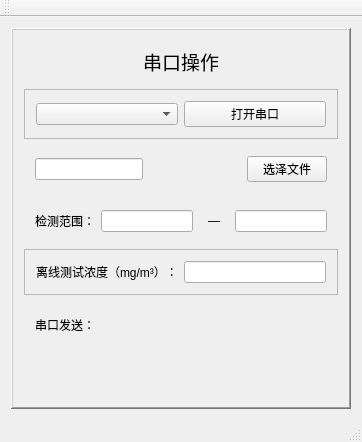
Before: the Qt Designer form SerialPort/SerialPort.ui in adum-create/serial-port, drawn with Qt 5.
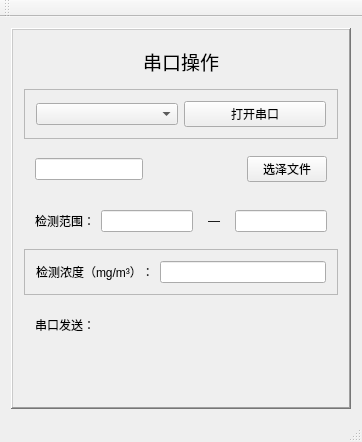
After: the same form once the commit is applied.

Commit message: 更改ui界面

```diff
--- a/SerialPort/SerialPort.ui
+++ b/SerialPort/SerialPort.ui
@@ -138,7 +138,7 @@
           <item>
            <widget class="QLabel" name="label_15">
             <property name="text">
-             <string>离线测试浓度（mg/m³）：</string>
+             <string>检测浓度（mg/m³）：</string>
             </property>
            </widget>
           </item>
```
